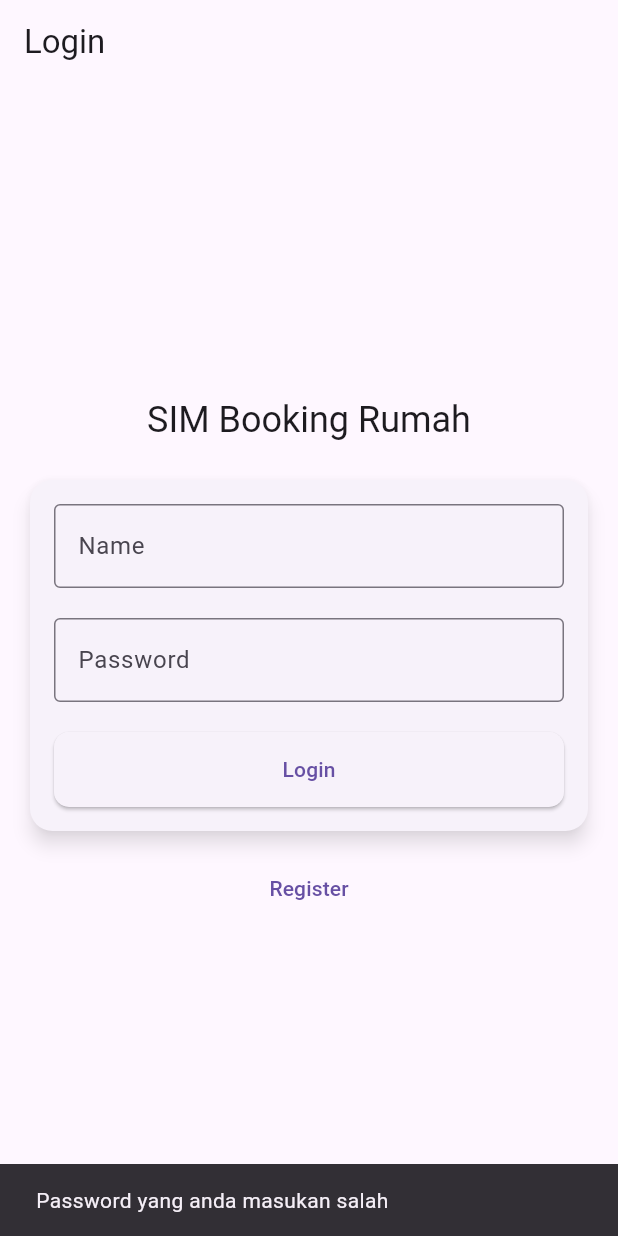
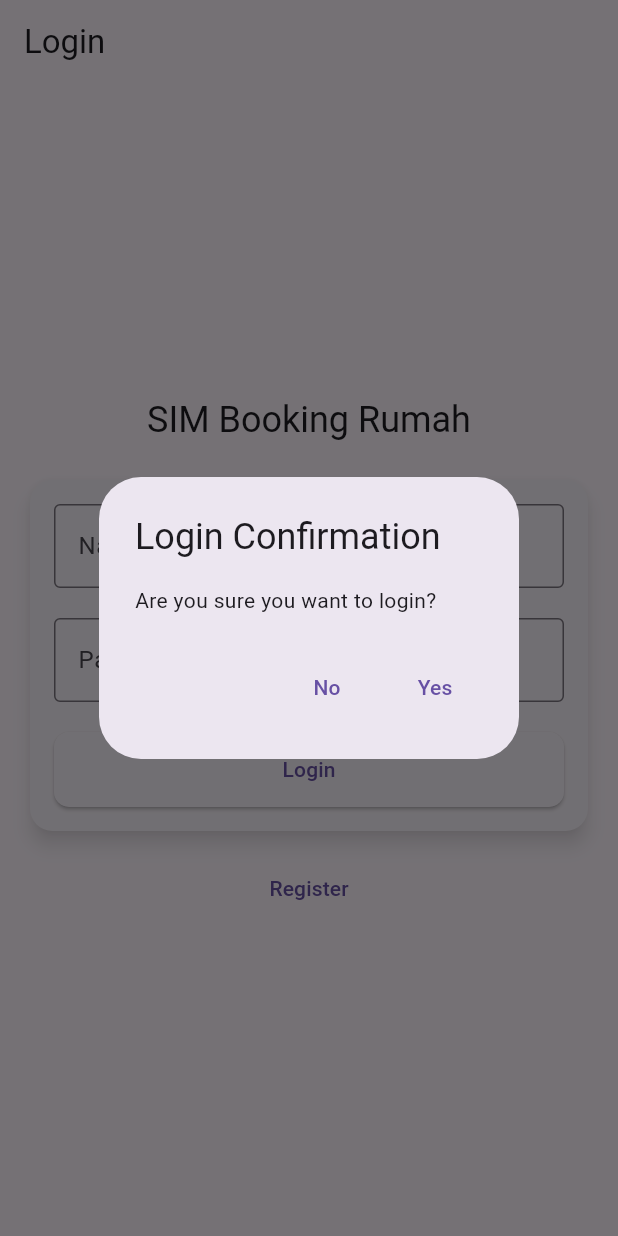
Before and after one commit to candzon/sim_perumahan2, a Flutter app: the screen it shows after launch, after a tap on "Login", on a phone screen of 412 x 824 dp. Run offline on Flutter 3.47's test engine with Material 3 defaults, Android fonts, the phone set to English and light mode, and no system bars; our stand-ins replace cloud_firestore, cloud_functions, firebase_auth, firebase_core; missing offline and left inert: bcrypt; accounts and stored records are empty.

Commit message:
menambahkan konfirmasi button dibeberapa user belum semua

```diff
--- /dev/null
+++ b/lib/component/confirmation_dialog.dart
@@ -0,0 +1,34 @@
+import 'package:flutter/material.dart';
+
+class ConfirmationDialog extends StatelessWidget {
+  final String title;
+  final String message;
+  final VoidCallback onConfirm;
+  final VoidCallback onCancel;
+
+  const ConfirmationDialog({
+    super.key,
+    required this.title,
+    required this.message,
+    required this.onConfirm,
+    required this.onCancel,
+  });
+
+  @override
+  Widget build(BuildContext context) {
+    return AlertDialog(
+      title: Text(title),
+      content: Text(message),
+      actions: <Widget>[
+        TextButton(
+          onPressed: onCancel,
+          child: const Text('No'),
+        ),
+        TextButton(
+          onPressed: onConfirm,
+          child: const Text('Yes'),
+        ),
+      ],
+    );
+  }
+}
--- a/lib/screen/auth/login.dart
+++ b/lib/screen/auth/login.dart
@@ -1,6 +1,7 @@
 import 'package:flutter/material.dart';
 import 'package:cloud_firestore/cloud_firestore.dart';
 import 'package:bcrypt/bcrypt.dart';
+import '/component/confirmation_dialog.dart';
 
 class LoginScreen extends StatelessWidget {
   const LoginScreen({super.key});
@@ -45,6 +46,20 @@
         SnackBar(content: Text(e.toString())),
       );
     }
+  }
+
+  Future<bool> _showConfirmationDialog(BuildContext context, String title, String message) async {
+    return await showDialog<bool>(
+      context: context,
+      builder: (BuildContext context) {
+        return ConfirmationDialog(
+          title: title,
+          message: message,
+          onConfirm: () => Navigator.of(context).pop(true),
+          onCancel: () => Navigator.of(context).pop(false),
+        );
+      },
+    ) ?? false;
   }
 
   @override
@@ -94,9 +109,15 @@
                         ),
                         const SizedBox(height: 20),
                         ElevatedButton(
-                          onPressed: () {
-                            _login(context, nameController.text,
-                                passwordController.text);
+                          onPressed: () async {
+                            bool confirm = await _showConfirmationDialog(
+                              context,
+                              'Login Confirmation',
+                              'Are you sure you want to login?',
+                            );
+                            if (confirm) {
+                              _login(context, nameController.text, passwordController.text);
+                            }
                           },
                           style: ElevatedButton.styleFrom(
                             minimumSize: const Size(double.infinity, 50),
```
Also changed, not shown: lib/screen/add_product_screen.dart (+32 -0 lines), lib/screen/add_user_screen.dart (+36 -1 lines), lib/screen/admin_screen.dart (+23 -6 lines), lib/screen/auth/register.dart (+23 -1 lines), lib/screen/user_screen.dart (+31 -2 lines).
